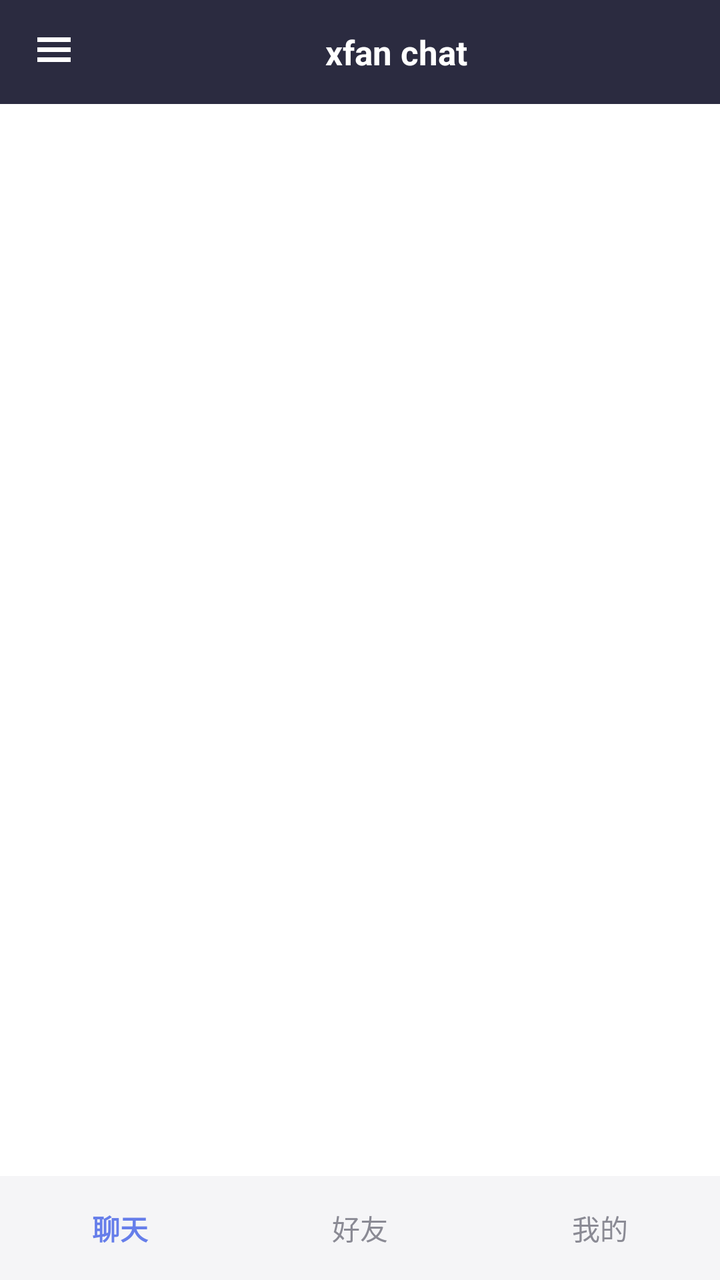
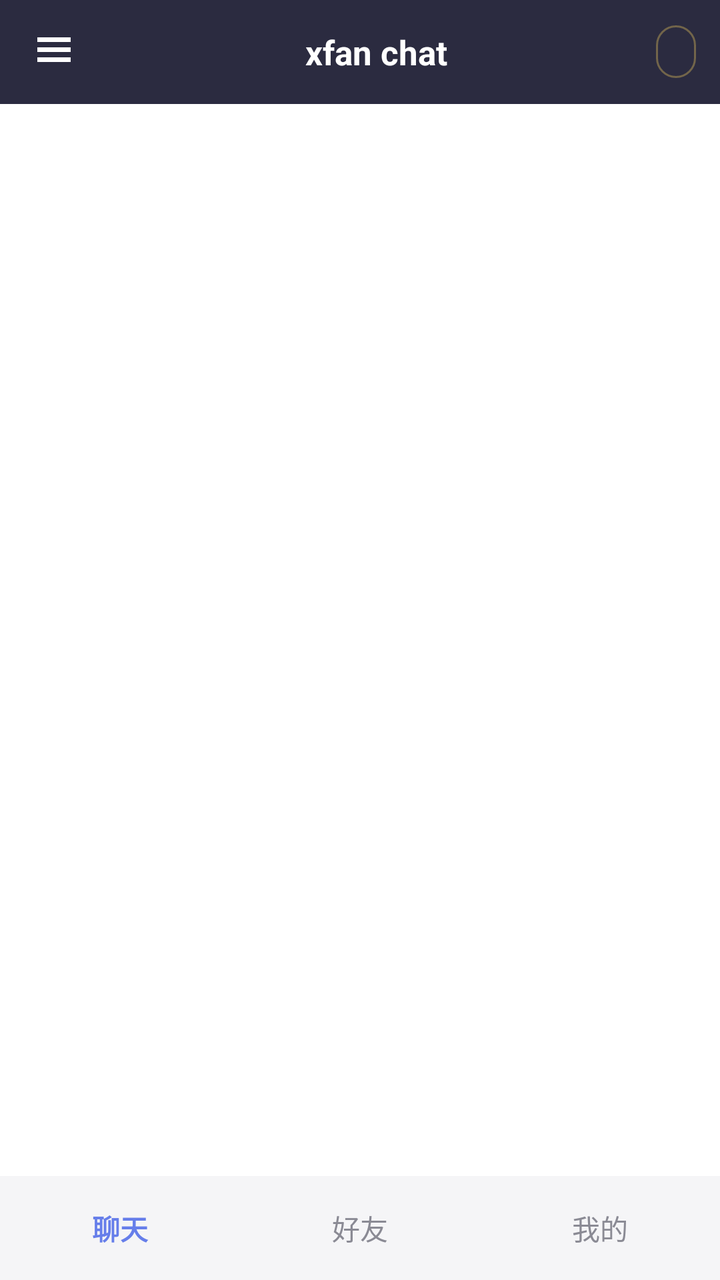

Before-and-after screenshots of an Android layout around one commit, followed by the original layout XML and the change that was made.
<!-- AndroidManifest.xml: application theme AppTheme -->
<!-- res/layout/activity_main.xml -->
<?xml version="1.0" encoding="utf-8"?>
<FrameLayout xmlns:android="http://schemas.android.com/apk/res/android"
    android:layout_width="match_parent"
    android:layout_height="match_parent"
>

    
    <LinearLayout
        android:layout_width="match_parent"
        android:layout_height="match_parent"
        android:orientation="vertical">

        <LinearLayout
            android:id="@+id/topBar"
            android:layout_width="match_parent"
            android:layout_height="52dp"
            android:background="@color/primary"
            android:gravity="center_vertical"
            android:orientation="horizontal"
            android:paddingLeft="6dp"
            android:paddingRight="12dp">

            <ImageButton
                android:id="@+id/btnDrawer"
                android:layout_width="42dp"
                android:layout_height="42dp"
                android:background="@null"
                android:contentDescription="@string/drawer_title"
                android:src="@drawable/ic_menu"
                android:tint="@color/text_light" />

            <TextView
                android:id="@+id/tvTitle"
                android:layout_width="0dp"
                android:layout_height="wrap_content"
                android:layout_weight="1"
                android:gravity="center"
                android:text="@string/app_name"
                android:textColor="@color/text_light"
                android:textSize="17sp"
                android:textStyle="bold" />

            <TextView
                android:id="@+id/tvPoints"
                android:layout_width="wrap_content"
                android:layout_height="wrap_content"
                android:textColor="#FFD75E"
                android:textSize="13sp"
                android:textStyle="bold" />
        </LinearLayout>

        <FrameLayout
            android:id="@+id/content"
            android:layout_width="match_parent"
            android:layout_height="0dp"
            android:layout_weight="1" />

        <LinearLayout
            android:id="@+id/bottomBar"
            android:layout_width="match_parent"
            android:layout_height="52dp"
            android:background="@color/bg_panel"
            android:orientation="horizontal">

            <TextView
                android:id="@+id/tabChat"
                android:layout_width="0dp"
                android:layout_height="match_parent"
                android:layout_weight="1"
                android:gravity="center"
                android:text="@string/tab_chat"
                android:textColor="@color/accent"
                android:textSize="14sp"
                android:textStyle="bold" />

            <TextView
                android:id="@+id/tabFriends"
                android:layout_width="0dp"
                android:layout_height="match_parent"
                android:layout_weight="1"
                android:gravity="center"
                android:text="@string/tab_friends"
                android:textColor="@color/text_sub"
                android:textSize="14sp" />

            <TextView
                android:id="@+id/tabMe"
                android:layout_width="0dp"
                android:layout_height="match_parent"
                android:layout_weight="1"
                android:gravity="center"
                android:text="@string/tab_me"
                android:textColor="@color/text_sub"
                android:textSize="14sp" />
        </LinearLayout>
    </LinearLayout>

    
    <FrameLayout
        android:id="@+id/drawerRoot"
        android:layout_width="match_parent"
        android:layout_height="match_parent"
        android:visibility="gone">

        <View
            android:id="@+id/drawerMask"
            android:layout_width="match_parent"
            android:layout_height="match_parent"
            android:background="@color/mask" />

        <LinearLayout
            android:id="@+id/drawerPanel"
            android:layout_width="270dp"
            android:layout_height="match_parent"
            android:layout_gravity="start"
            android:background="@color/bg_drawer"
            android:orientation="vertical">

            <TextView
                android:layout_width="match_parent"
                android:layout_height="52dp"
                android:background="@color/primaryDark"
                android:gravity="center_vertical"
                android:paddingLeft="16dp"
                android:text="@string/drawer_title"
                android:textColor="@color/text_drawer"
                android:textSize="16sp"
                android:textStyle="bold" />

            <ScrollView
                android:layout_width="match_parent"
                android:layout_height="0dp"
                android:layout_weight="1">

                <LinearLayout
                    android:id="@+id/drawerBody"
                    android:layout_width="match_parent"
                    android:layout_height="wrap_content"
                    android:orientation="vertical"
                    android:padding="12dp" />
            </ScrollView>
        </LinearLayout>
    </FrameLayout>
</FrameLayout>
<!-- resources referenced by this layout -->
<resources>
  <color name="accent">#667EEA</color>
  <color name="bg_drawer">#232336</color>
  <color name="bg_panel">#F5F5F7</color>
  <color name="mask">#99000000</color>
  <color name="primary">#2B2B40</color>
  <color name="primaryDark">#1B1B28</color>
  <color name="text_drawer">#5FE3F0</color>
  <color name="text_light">#FFFFFF</color>
  <color name="text_sub">#8A8A94</color>
  <!-- drawable ic_menu: png bitmap (drawable-hdpi, 123 bytes) -->
  <string name="app_name">xfan chat</string>
  <string name="drawer_title">个性化</string>
  <string name="tab_chat">聊天</string>
  <string name="tab_friends">好友</string>
  <string name="tab_me">我的</string>
  <style name="AppTheme" parent="@android:style/Theme.Material.Light.NoActionBar">
          <item name="android:colorPrimary">@color/primary</item>
          <item name="android:colorPrimaryDark">@color/primaryDark</item>
          <item name="android:colorAccent">@color/accent</item>
          <item name="android:windowBackground">@color/bg</item>
          <item name="android:statusBarColor">@color/primaryDark</item>
          <item name="android:windowLightStatusBar">false</item>
      </style>
  <color name="bg">#FFFFFF</color>
</resources>

<!-- the commit's change to res/layout/activity_main.xml (unified diff, before → after) -->
@@ -40,12 +40,18 @@
                 android:textSize="17sp"
                 android:textStyle="bold" />
 
+            
             <TextView
                 android:id="@+id/tvPoints"
                 android:layout_width="wrap_content"
                 android:layout_height="wrap_content"
+                android:background="@drawable/bg_top_chip"
+                android:paddingLeft="10dp"
+                android:paddingTop="5dp"
+                android:paddingRight="10dp"
+                android:paddingBottom="5dp"
                 android:textColor="#FFD75E"
-                android:textSize="13sp"
+                android:textSize="12sp"
                 android:textStyle="bold" />
         </LinearLayout>
 
<!-- resource entries referenced after the edit -->
@@ -9,6 +9,14 @@
   <color name="text_drawer">#5FE3F0</color>
   <color name="text_light">#FFFFFF</color>
   <color name="text_sub">#8A8A94</color>
+  <!-- drawable bg_top_chip (drawable) -->
+  <?xml version="1.0" encoding="utf-8"?>
+  <shape xmlns:android="http://schemas.android.com/apk/res/android"
+      android:shape="rectangle">
+      <solid android:color="#00000000" />
+      <stroke android:width="1dp" android:color="#55FFD75E" />
+      <corners android:radius="12dp" />
+  </shape>
   <!-- drawable ic_menu: png bitmap (drawable-hdpi, 123 bytes) -->
   <string name="app_name">xfan chat</string>
   <string name="drawer_title">个性化</string>
